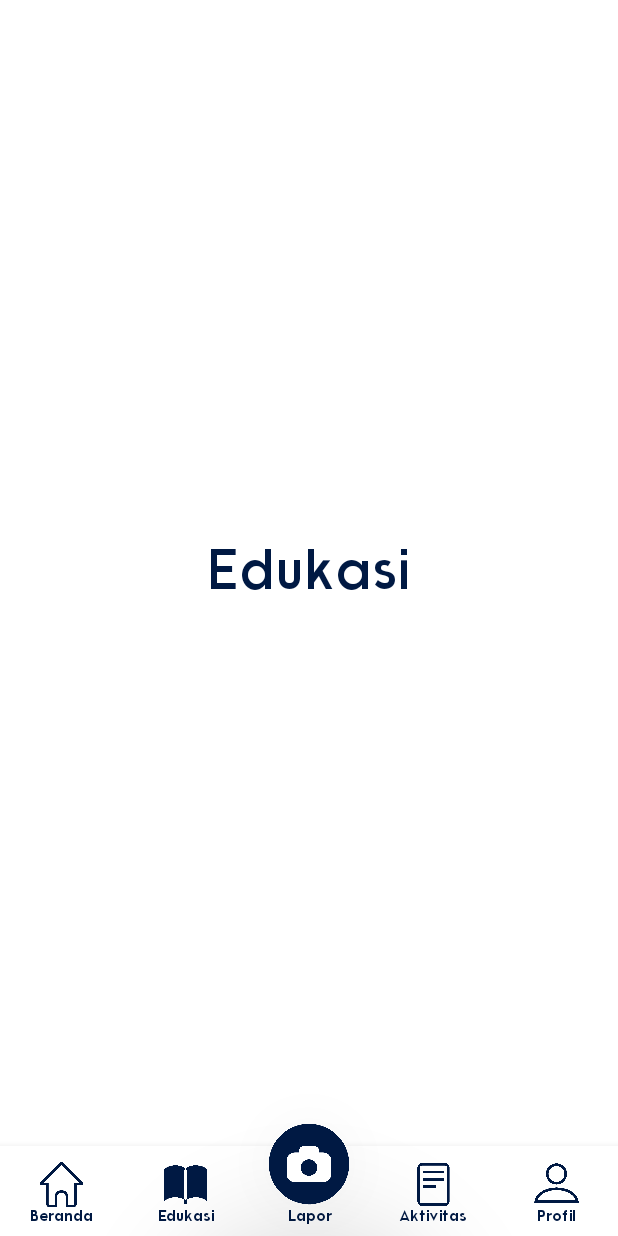
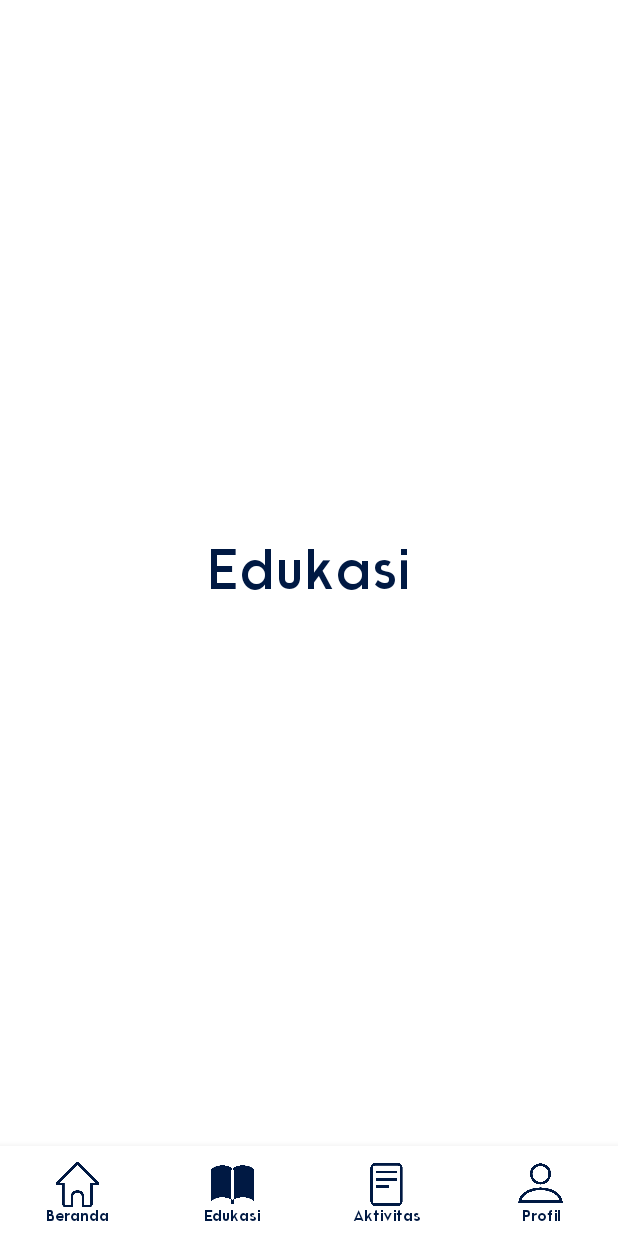
Before and after one commit to PLBU/JaKi-Application-Project, an Android app: the screen it shows after launch (MainActivity), item 2 of the bottom bar chosen, on a phone screen of 412 x 824 dp. Run offline under Robolectric (Android 15) with nearby library versions, the phone set to English and light mode, and no system bars; our stand-ins replace navigation-ui.

Commit message:
Removed lapor button

```diff
--- a/app/src/main/res/layout/activity_main.xml
+++ b/app/src/main/res/layout/activity_main.xml
@@ -7,22 +7,6 @@
     android:layout_height="match_parent"
     android:background="@color/colorAccent"
     tools:context=".Activities.MainActivity">
-
-    <com.google.android.material.floatingactionbutton.FloatingActionButton
-        android:id="@+id/floatingActionButton"
-        android:layout_width="wrap_content"
-        android:layout_height="wrap_content"
-        android:layout_marginBottom="20dp"
-        android:clickable="true"
-        app:layout_constraintBottom_toBottomOf="parent"
-        app:layout_constraintEnd_toEndOf="parent"
-        app:layout_constraintStart_toStartOf="@+id/bottomNavigationView"
-        app:elevation="72dp"
-        app:borderWidth="0dp"
-        app:fabCustomSize="56dp"
-        app:maxImageSize="56dp"
-        app:backgroundTint="#00FFFFFF"
-        app:srcCompat="@drawable/btn_lapor_package" />
 
     <fragment
         android:id="@+id/navHostFragment"
--- a/app/src/main/res/menu/nav_bottom_menu.xml
+++ b/app/src/main/res/menu/nav_bottom_menu.xml
@@ -12,11 +12,6 @@
         android:title="@string/education"/>
 
     <item
-        android:id="@+id/none"
-        android:icon="@drawable/ic_report"
-        android:title="@string/report"/>
-
-    <item
         android:id="@+id/activitiesFragment"
         android:icon="@drawable/ic_activities"
         android:title="@string/activities"/>
```
